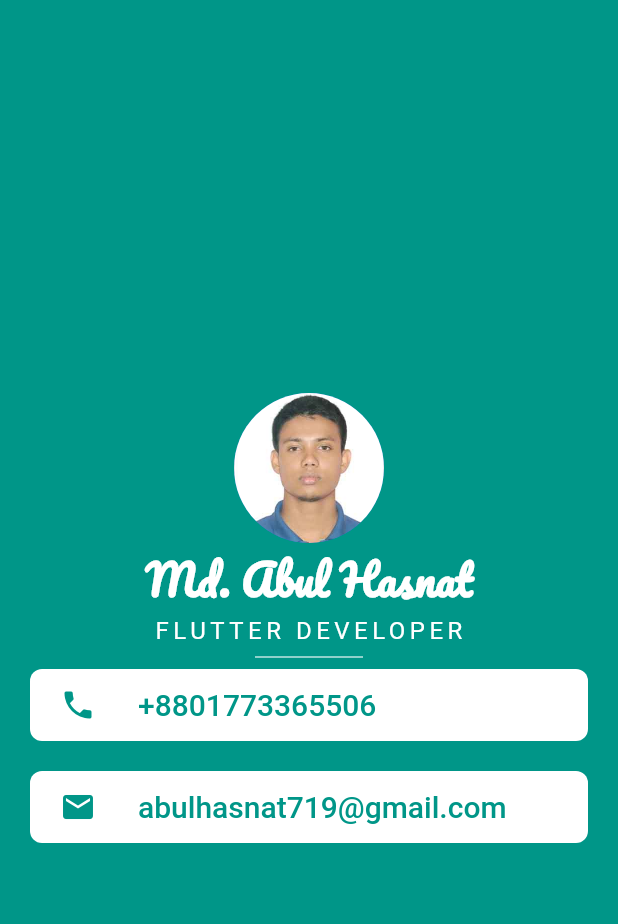
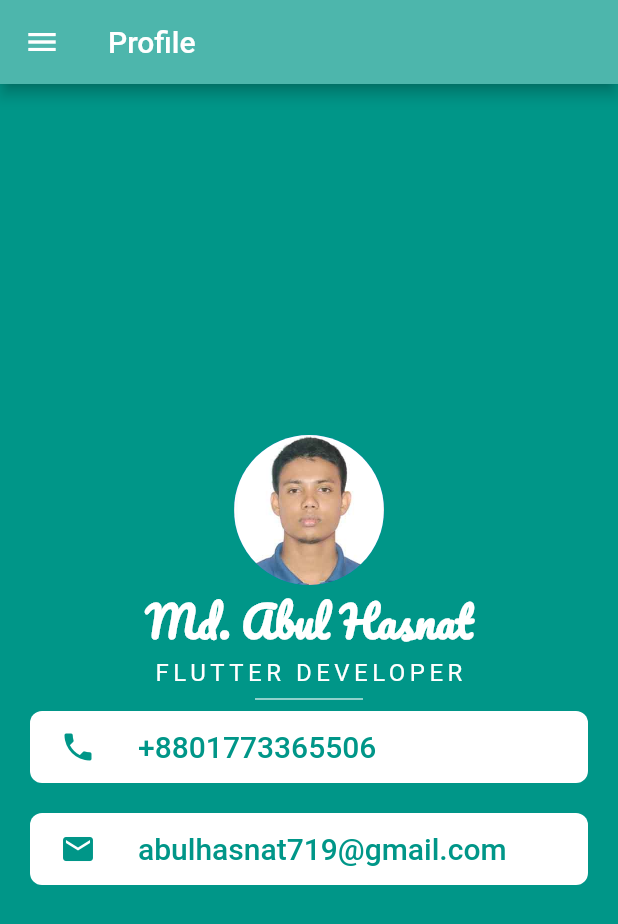
Before and after one commit to muahasnat/profile, a Flutter app: the screen it shows after launch, on a phone screen of 412 x 824 dp. Shown: the top 924 px of the screen. Run offline on Flutter 3.47's test engine with Material 2 defaults, Android fonts, the phone set to English and light mode, and no system bars.

```diff
--- a/lib/main.dart
+++ b/lib/main.dart
@@ -1,17 +1,97 @@
 import 'package:flutter/material.dart';
 
 void main() {
-  runApp(
-    MaterialApp(
+  runApp(MaterialApp(
     debugShowCheckedModeBanner: false,
-      home:Profile(),
-    )
-    );
+    home: Profile(),
+  ));
 }
+
 class Profile extends StatelessWidget {
   @override
   Widget build(BuildContext context) {
     return Scaffold(
+      appBar: AppBar(
+        title: Text('Profile'),
+        backgroundColor: Colors.teal[300],
+      ),
+      drawer: Drawer(
+        child: Column(
+          children: [
+            Stack(
+              children: [
+                Image.asset("bg.jpg"),
+                Positioned(
+                  left: 20,
+                  top: 10,
+                  child: Column(
+                    crossAxisAlignment: CrossAxisAlignment.start,
+                    children: [
+                      CircleAvatar(
+                        radius: 32,
+                        backgroundImage: AssetImage("2.jpg"),
+                      ),
+                      Text(
+                        "Md. Abul Hasnat",
+                        style: TextStyle(
+                          color: Colors.white,
+                          fontSize: 25,
+                        ),
+                      ),
+                      Text(
+                        "abulhasnat719@gmail.com",
+                        style: TextStyle(
+                          color: Colors.white,
+                          fontSize: 15,
+                        ),
+                      ),
+                    ],
+                  ),
+                ),
+              ],
+            ),
+            ListTile(
+              onTap: () {},
+              leading: Icon(Icons.music_note),
+              title: Text("Music"),
+            ),
+            ListTile(
+              onTap: () {},
+              leading: Icon(Icons.movie),
+              title: Text("Movie"),
+            ),
+            ListTile(
+              onTap: () {},
+              leading: Icon(Icons.settings),
+              title: Text("setings"),
+            ),
+            ListTile(
+              leading: Icon(Icons.contacts),
+              title: Text("Contact Us"),
+              onTap: () {
+                Navigator.pop(context);
+              },
+            ),
+            InkWell(
+              onTap: () {},
+              child: Container(
+                padding: EdgeInsets.symmetric(horizontal: 20),
+                width: double.infinity,
+                height: 48,
+                child: Row(
+                  children: [
+                    Icon(Icons.sd_card_alert_rounded),
+                    SizedBox(
+                      width: 20,
+                    ),
+                    Text("Sd_Card")
+                  ],
+                ),
+              ),
+            ),
+          ],
+        ),
+      ),
       backgroundColor: Colors.teal,
       body: Padding(
         padding: const EdgeInsets.symmetric(horizontal: 20),
@@ -20,7 +100,7 @@ class Profile extends StatelessWidget {
           children: [
             Container(
               child: CircleAvatar(
-                radius:50,
+                radius: 50,
                 backgroundImage: AssetImage('assets/pp.jpg'),
               ),
             ),
@@ -30,32 +110,30 @@ class Profile extends StatelessWidget {
                   fontFamily: 'Pacifico',
                   fontSize: 28,
                   fontWeight: FontWeight.w700,
-                color: Colors.white
-              ),
+                  color: Colors.white),
             ),
             Text(
               'FLUTTER DEVELOPER',
               style: TextStyle(
                 //fontWeight:FontWeight.w700,
                 letterSpacing: 3,
-              fontSize:16,
+                fontSize: 16,
                 color: Colors.white,
-
               ),
             ),
             Divider(
-              color:Colors.white.withOpacity(0.75),
+              color: Colors.white.withOpacity(0.75),
               thickness: 1,
               indent: 150,
               endIndent: 150,
             ),
             Container(
-              width:double.infinity,
-              padding:EdgeInsets.symmetric(horizontal: 20),
-              height:48,
-              decoration:BoxDecoration(
+              width: double.infinity,
+              padding: EdgeInsets.symmetric(horizontal: 20),
+              height: 48,
+              decoration: BoxDecoration(
                 borderRadius: BorderRadius.circular(8),
-                color:Colors.white,
+                color: Colors.white,
               ),
               child: Row(
                 children: [
@@ -63,46 +141,50 @@ class Profile extends StatelessWidget {
                     Icons.phone,
                     color: Colors.teal,
                   ),
-                  SizedBox(width: 28,),
+                  SizedBox(
+                    width: 28,
+                  ),
                   Text(
                     "+8801773365506",
                     style: TextStyle(
                         color: Colors.teal,
                         fontSize: 20,
-                      fontWeight: FontWeight.w500
+                        fontWeight: FontWeight.w500),
+                  ),
+                ],
               ),
             ),
-                  ],
-                 ),),
-                   SizedBox(height: 20,),
+            SizedBox(
+              height: 20,
+            ),
             Container(
               width: double.infinity,
               padding: EdgeInsets.symmetric(horizontal: 20),
               height: 48,
               decoration: BoxDecoration(
-                borderRadius: BorderRadius.circular(8),
-                color: Colors.white
-              ),
+                  borderRadius: BorderRadius.circular(8), color: Colors.white),
               child: Row(
                 children: [
                   Icon(
                     Icons.email,
                     color: Colors.teal,
                   ),
-                  SizedBox(width: 28,),
+                  SizedBox(
+                    width: 28,
+                  ),
                   Text(
                     "abulhasnat719@gmail.com",
                     style: TextStyle(
                         color: Colors.teal,
                         fontSize: 20,
-                      fontWeight: FontWeight.w500
+                        fontWeight: FontWeight.w500),
+                  ),
+                ],
               ),
             ),
           ],
         ),
       ),
-          ],
-
-        ),
-      ),);
-  }}
+    );
+  }
+}
--- a/pubspec.yaml
+++ b/pubspec.yaml
@@ -60,6 +60,8 @@ flutter:
   # To add assets to your application, add an assets section, like this:
   assets:
     - assets/pp.jpg
+    - assets/2.jpg
+    - assets/bg.jpg
 
 
   # An image asset can refer to one or more resolution-specific "variants", see
```
Also changed, not shown: assets/bg.jpg (added), 1 other file. Lines whose indentation alone changed are shown as unchanged.
